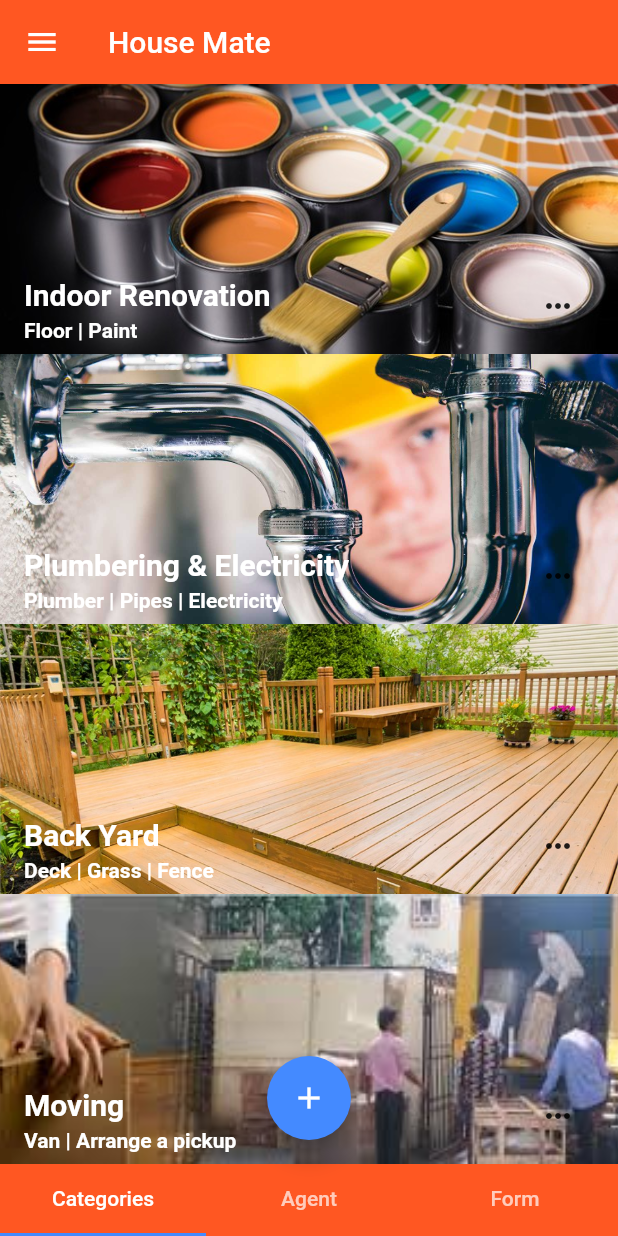
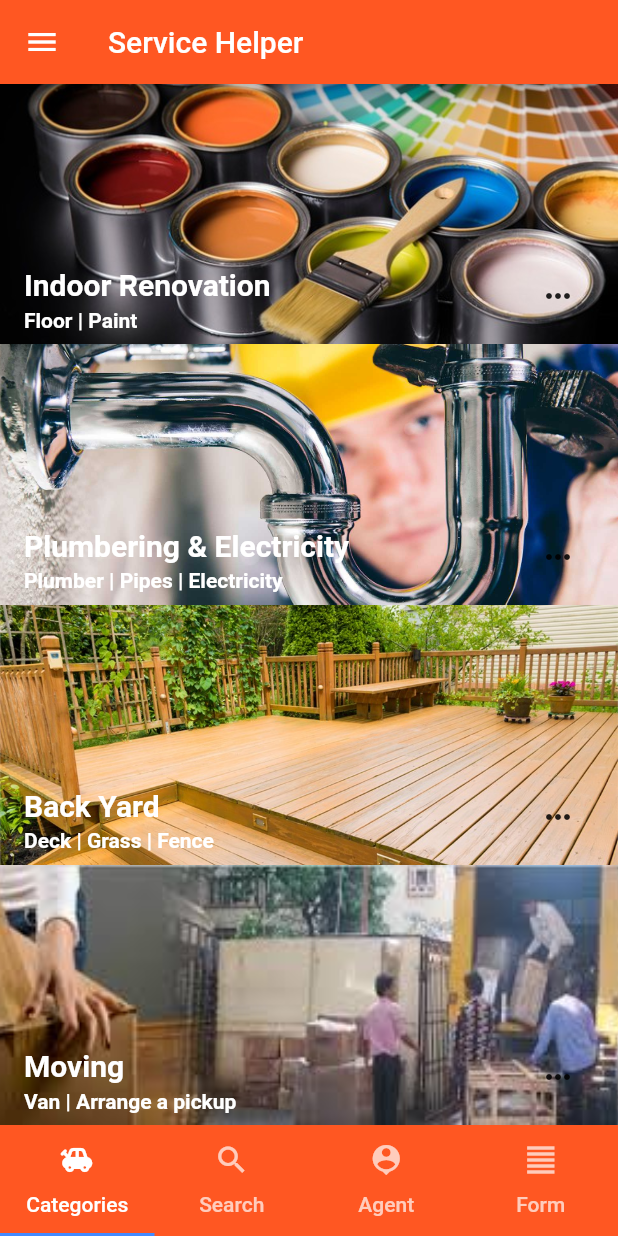
Before and after one commit to huantaoliu/house_mate_app, a Flutter app: the screen it shows after launch, on a phone screen of 412 x 824 dp. Run offline on Flutter 3.47's test engine with Material 2 defaults, Android fonts, the phone set to English and light mode, and no system bars; our stand-ins replace flutter_redux, redux.

```diff
--- /dev/null
+++ b/lib/controller/view_model.dart
@@ -0,0 +1,28 @@
+import 'package:house_mate/model/category.dart';
+import 'package:house_mate/redux/actions.dart';
+import 'package:house_mate/redux/app_state.dart';
+import 'package:redux/redux.dart';
+
+class ViewModel {
+  final List<CategoryM> categories;
+  final CategoryM categoryInSearch;
+  final Function(CategoryM) onUpdateCategoryInSearch;
+
+  ViewModel({
+    this.categories,
+    this.categoryInSearch,
+    this.onUpdateCategoryInSearch,
+  });
+
+  factory ViewModel.create(Store<AppState> store) {
+    _onUpdateCategoryInSearch(CategoryM category) {
+      store.dispatch(UpdateSearchCategoryAction(category));
+    }
+
+    return ViewModel(
+      categories: store.state.categories,
+      categoryInSearch: store.state.categoryInSearch,
+      onUpdateCategoryInSearch: _onUpdateCategoryInSearch,
+    );
+  }
+}
--- a/lib/main.dart
+++ b/lib/main.dart
@@ -1,6 +1,13 @@
 import 'package:flutter/material.dart';
 import 'package:flutter/rendering.dart';
-import 'package:house_mate/pages/by_agent/agent_page.dart';
+import 'package:house_mate/model/category.dart';
+import 'package:house_mate/pages/agent/agent_page.dart';
+import 'package:house_mate/pages/home.dart';
+import 'package:flutter_redux/flutter_redux.dart';
+import 'package:house_mate/pages/search/search_page.dart';
+import 'package:house_mate/redux/app_state.dart';
+import 'package:redux/redux.dart';
+import 'package:house_mate/redux/reducers.dart';
 
 import './pages/home.dart';
 
@@ -12,18 +19,27 @@ void main() {
 }
 
 class HouseMateApp extends StatelessWidget {
+  static final tabPageKey = GlobalKey<HomePageState>();
   final _routes = {
     '/agent': (BuildContext context) => AgentPage(),
+    '/search': (BuildContext context) => SearchPage(),
   };
   @override
   Widget build(BuildContext context) {
-    return MaterialApp(
-      theme: ThemeData(
-          brightness: Brightness.light,
-          primarySwatch: Colors.deepOrange,
-          accentColor: Colors.blueAccent[200]),
-      home: HomePage(),
-      routes: _routes,
+    final Store<AppState> mainStore = Store<AppState>(
+      appStateReducer,
+      initialState: AppState.initialState(),
+    );
+    return StoreProvider<AppState>(
+      store: mainStore,
+      child: MaterialApp(
+        theme: ThemeData(
+            brightness: Brightness.light,
+            primarySwatch: Colors.deepOrange,
+            accentColor: Colors.blueAccent[200]),
+        home: HomePage(key: tabPageKey),
+        routes: _routes,
+      ),
     );
   }
 }
--- a/lib/model/category.dart
+++ b/lib/model/category.dart
@@ -1,7 +1,24 @@
+import 'package:flutter/foundation.dart';
+
 class CategoryM {
-  String image;
-  String title;
-  String subTitle;
+  final int id;
+  final String image;
+  final String title;
+  final String subTitle;
 
-  CategoryM(this.image, this.title, this.subTitle);
+  CategoryM({
+    @required this.id,
+    @required this.image,
+    @required this.title,
+    @required this.subTitle,
+  });
+
+  CategoryM copyWith({int id, String image, String title, String subTitle}) {
+    return CategoryM(
+      id: id ?? this.id,
+      image: image ?? this.image,
+      title: title ?? this.title,
+      subTitle: subTitle ?? this.subTitle,
+    );
+  }
 }
--- a/lib/pages/by_category/category_page.dart
+++ /dev/null
@@ -1,69 +0,0 @@
-import 'package:flutter/material.dart';
-import 'package:house_mate/model/category.dart';
-
-class Category extends StatelessWidget {
-  final categoryList = [
-    CategoryM('assets/paint.jpg', 'Indoor Renovation', 'Floor | Paint'),
-    CategoryM('assets/plumbing.jpg', 'Plumbering & Electricity',
-        'Plumber | Pipes | Electricity'),
-    CategoryM('assets/deck.jpg', 'Back Yard', 'Deck | Grass | Fence'),
-    CategoryM('assets/moving.jpeg', 'Moving', 'Van | Arrange a pickup')
-  ];
-  @override
-  Widget build(BuildContext context) {
-    List<Widget> list = [];
-    for (int i = 0; i < 4; i++) {
-      list.add(Expanded(
-          child: Container(
-              padding: EdgeInsets.only(left: 16.0, bottom: 8.0, right: 16.0),
-              decoration: BoxDecoration(
-                image: DecorationImage(
-                  image: AssetImage(categoryList[i].image),
-                  fit: BoxFit.cover,
-                ),
-              ),
-              child: Stack(
-                children: <Widget>[
-                  Positioned(
-                    left: 0.0,
-                    bottom: 20.0,
-                    child: Text(categoryList[i].title,
-                        style: TextStyle(
-                            fontWeight: FontWeight.bold,
-                            fontSize: 20.0,
-                            color: Colors.white)),
-                  ),
-                  Positioned(
-                    left: 0.0,
-                    bottom: 0.0,
-                    child: Text(categoryList[i].subTitle,
-                        style: TextStyle(
-                            fontWeight: FontWeight.bold,
-                            fontSize: 14.0,
-                            color: Colors.white)),
-                  ),
-                  Positioned(
-                    right: 0.0,
-                    bottom: 0.0,
-                    child: IconButton(
-                      icon: Icon(Icons.more_horiz),
-                      tooltip: 'More',
-                      onPressed: () {
-                        print(' ah, clicked');
-                      },
-                    ),
-                  ),
-                ],
-              ))));
-    }
-    ;
-
-    return Column(
-      children: [
-        Expanded(
-          child: Column(children: list),
-        )
-      ],
-    );
-  }
-}
--- /dev/null
+++ b/lib/pages/category/category_page.dart
@@ -0,0 +1,40 @@
+import 'package:flutter/material.dart';
+import 'package:flutter_redux/flutter_redux.dart';
+import 'package:house_mate/controller/view_model.dart';
+import 'package:house_mate/model/category.dart';
+import 'package:house_mate/pages/category/category_widget.dart';
+import 'package:house_mate/redux/app_state.dart';
+import 'package:redux/redux.dart';
+
+class Category extends StatelessWidget {
+  @override
+  Widget build(BuildContext context) {
+    return Scaffold(
+        drawer: Drawer(
+          child: Column(
+            children: <Widget>[
+              AppBar(
+                  automaticallyImplyLeading: false,
+                  title: Text('Please Login'),
+                  leading: Padding(
+                    padding: const EdgeInsets.all(4.0),
+                    child: CircleAvatar(
+                      backgroundImage: AssetImage('assets/avatar.jpg'),
+                    ),
+                  )),
+            ],
+          ),
+        ),
+        appBar: AppBar(
+          title: Text('Service Helper'),
+        ),
+        body: StoreConnector<AppState, ViewModel>(
+          converter: (Store<AppState> store) => ViewModel.create(store),
+          builder: (BuildContext context, ViewModel viewModel) => Column(
+                children: viewModel.categories
+                    .map((CategoryM item) => CategoryWidget(viewModel, item))
+                    .toList(),
+              ),
+        ));
+  }
+}
--- /dev/null
+++ b/lib/pages/category/category_widget.dart
@@ -0,0 +1,65 @@
+import 'package:flutter/material.dart';
+import 'package:house_mate/controller/view_model.dart';
+import 'package:house_mate/main.dart';
+import 'package:house_mate/model/category.dart';
+import 'package:house_mate/pages/category/category_page.dart';
+
+class CategoryWidget extends StatelessWidget {
+  final ViewModel model;
+  final CategoryM item;
+
+  CategoryWidget(this.model, this.item);
+
+  Widget build(BuildContext context) {
+    return Expanded(
+      child: Column(
+        children: [
+          Expanded(
+            child: Container(
+              padding: EdgeInsets.only(left: 16.0, bottom: 8.0, right: 16.0),
+              decoration: BoxDecoration(
+                image: DecorationImage(
+                  image: AssetImage(item.image),
+                  fit: BoxFit.cover,
+                ),
+              ),
+              child: Stack(children: <Widget>[
+                Positioned(
+                  left: 0.0,
+                  bottom: 20.0,
+                  child: Text(item.title,
+                      style: TextStyle(
+                          fontWeight: FontWeight.bold,
+                          fontSize: 20.0,
+                          color: Colors.white)),
+                ),
+                Positioned(
+                  left: 0.0,
+                  bottom: 0.0,
+                  child: Text(item.subTitle,
+                      style: TextStyle(
+                          fontWeight: FontWeight.bold,
+                          fontSize: 14.0,
+                          color: Colors.white)),
+                ),
+                Positioned(
+                  right: 0.0,
+                  bottom: 0.0,
+                  child: IconButton(
+                    icon: Icon(Icons.more_horiz),
+                    tooltip: 'More',
+                    onPressed: () {
+                      model.onUpdateCategoryInSearch(this.item);
+                      HouseMateApp.tabPageKey.currentState.tabController
+                          .animateTo(1);
+                    },
+                  ),
+                ),
+              ]),
+            ),
+          )
+        ],
+      ),
+    );
+  }
+}
--- a/lib/pages/home.dart
+++ b/lib/pages/home.dart
@@ -1,22 +1,26 @@
 import 'package:flutter/material.dart';
-import 'package:house_mate/pages/by_agent/agent_page.dart';
-import 'package:house_mate/pages/by_category/category_page.dart';
-import 'package:house_mate/pages/by_story/story_main_page.dart';
+import 'package:house_mate/pages/agent/agent_page.dart';
+import 'package:house_mate/pages/category/category_page.dart';
+import 'package:house_mate/pages/story/story_main_page.dart';
+import 'package:house_mate/pages/search/search_page.dart';
 
 class HomePage extends StatefulWidget {
+  HomePage({Key key}) : super(key: key);
+
   @override
   State<StatefulWidget> createState() {
-    return _HomePage();
+    return HomePageState();
   }
 }
 
-class _HomePage extends State<HomePage> with SingleTickerProviderStateMixin {
+class HomePageState extends State<HomePage>
+    with SingleTickerProviderStateMixin {
   TabController tabController;
 
   @override
   void initState() {
     super.initState();
-    tabController = TabController(length: 3, vsync: this);
+    tabController = TabController(length: 4, vsync: this);
   }
 
   @override
@@ -28,26 +32,13 @@ class _HomePage extends State<HomePage> with SingleTickerProviderStateMixin {
   @override
   Widget build(BuildContext context) {
     return Scaffold(
-      drawer: Drawer(
-        child: Column(
-          children: <Widget>[
-            AppBar(
-                automaticallyImplyLeading: false,
-                title: Text('Please Login'),
-                leading: Padding(
-                  padding: const EdgeInsets.all(4.0),
-                  child: CircleAvatar(
-                    backgroundImage: AssetImage('assets/avatar.jpg'),
-                  ),
-                )),
-          ],
-        ),
-      ),
-      appBar: AppBar(
-        title: Text('House Mate'),
-      ),
       body: TabBarView(
-        children: <Widget>[Category(), AgentPage(), StoryMainPage()],
+        children: <Widget>[
+          Category(),
+          SearchPage(),
+          AgentPage(),
+          StoryMainPage(),
+        ],
         controller: tabController,
       ),
       bottomNavigationBar: Material(
@@ -57,23 +48,30 @@ class _HomePage extends State<HomePage> with SingleTickerProviderStateMixin {
           tabs: <Widget>[
             Tab(
               text: 'Categories',
+              icon: Icon(Icons.toys),
+            ),
+            Tab(
+              text: 'Search',
+              icon: Icon(Icons.search),
             ),
             Tab(
               text: 'Agent',
+              icon: Icon(Icons.person_pin),
             ),
             Tab(
               text: 'Form',
+              icon: Icon(Icons.format_align_justify),
             )
           ],
         ),
       ),
-      floatingActionButton: FloatingActionButton(
-        child: Icon(Icons.add),
-        onPressed: () {
-          // Navigator.pushReplacementNamed(context, '/agent');
-        },
-      ),
-      floatingActionButtonLocation: FloatingActionButtonLocation.centerFloat,
+      // floatingActionButton: FloatingActionButton(
+      //   child: Icon(Icons.add),
+      //   onPressed: () {
+      //     // Navigator.pushReplacementNamed(context, '/agent');
+      //   },
+      // ),
+      // floatingActionButtonLocation: FloatingActionButtonLocation.centerFloat,
     );
   }
 }
--- /dev/null
+++ b/lib/redux/actions.dart
@@ -0,0 +1,13 @@
+import 'package:house_mate/model/category.dart';
+
+class RemoveCategoryAction {
+  final CategoryM category;
+
+  RemoveCategoryAction(this.category);
+}
+
+class UpdateSearchCategoryAction {
+  final CategoryM category;
+
+  UpdateSearchCategoryAction(this.category);
+}
--- /dev/null
+++ b/lib/redux/app_state.dart
@@ -0,0 +1,38 @@
+import 'package:house_mate/model/category.dart';
+import 'package:meta/meta.dart';
+
+class AppState {
+  final CategoryM categoryInSearch;
+  final List<CategoryM> categories;
+
+  AppState({@required this.categoryInSearch, @required this.categories});
+
+  AppState.initialState()
+      : categories = List.unmodifiable(<CategoryM>[
+          CategoryM(
+              id: 1,
+              image: 'assets/paint.jpg',
+              title: 'Indoor Renovation',
+              subTitle: 'Floor | Paint'),
+          CategoryM(
+              id: 2,
+              image: 'assets/plumbing.jpg',
+              title: 'Plumbering & Electricity',
+              subTitle: 'Plumber | Pipes | Electricity'),
+          CategoryM(
+              id: 3,
+              image: 'assets/deck.jpg',
+              title: 'Back Yard',
+              subTitle: 'Deck | Grass | Fence'),
+          CategoryM(
+              id: 4,
+              image: 'assets/moving.jpeg',
+              title: 'Moving',
+              subTitle: 'Van | Arrange a pickup'),
+        ]),
+        categoryInSearch = CategoryM(
+            id: 4,
+            image: 'assets/moving.jpeg',
+            title: 'Moving',
+            subTitle: 'Van | Arrange a pickup');
+}
--- a/pubspec.yaml
+++ b/pubspec.yaml
@@ -12,6 +12,7 @@ dependencies:
 dev_dependencies:
   flutter_test:
     sdk: flutter
+  flutter_redux: ^0.5.3
 
 # For information on the generic Dart part of this file, see the
 # following page: https://www.dartlang.org/tools/pub/pubspec
```
Also changed, not shown: lib/controller/product_ctrl.dart (deleted, +0 -64 lines), lib/pages/agent/agent_page.dart (added, +24 -0 lines), lib/pages/by_agent/agent_page.dart (deleted, +0 -116 lines), lib/pages/products/product.dart (deleted, +0 -21 lines), lib/pages/products/product_add_btn.dart (deleted, +0 -18 lines), lib/pages/products/products.dart (deleted, +0 -73 lines), lib/pages/search/search_page.dart (added, +23 -0 lines), lib/redux/reducers.dart (added, +24 -0 lines), lib/pages/story/story_main_page.dart (renamed from lib/pages/by_story/story_main_page.dart).
